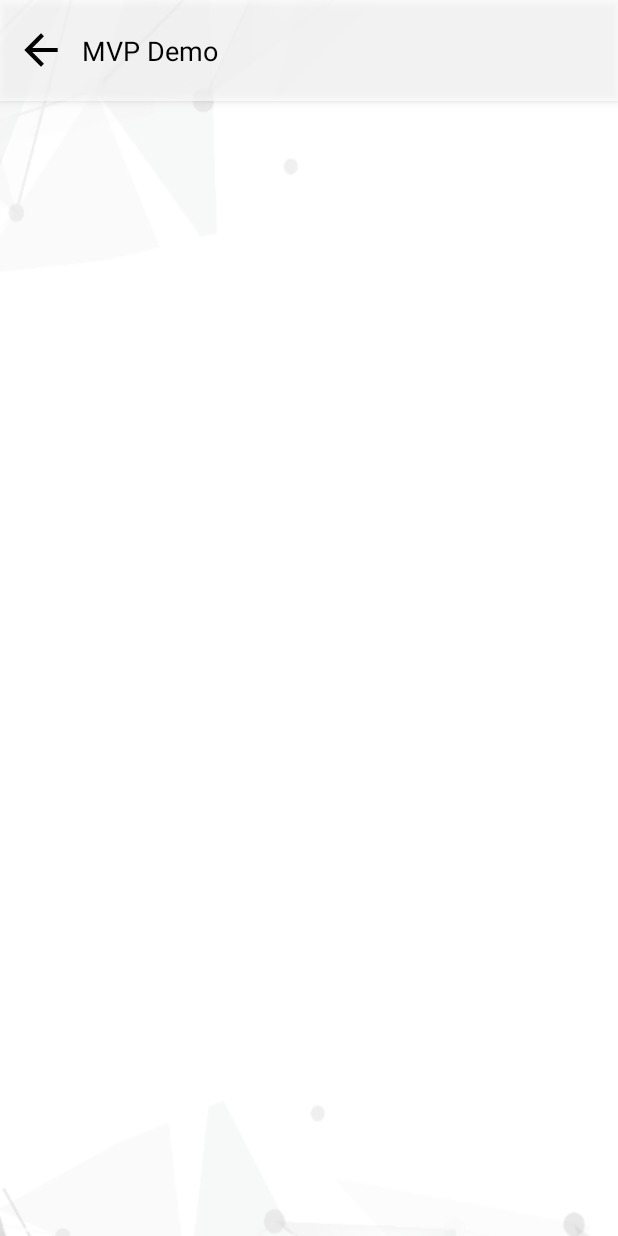
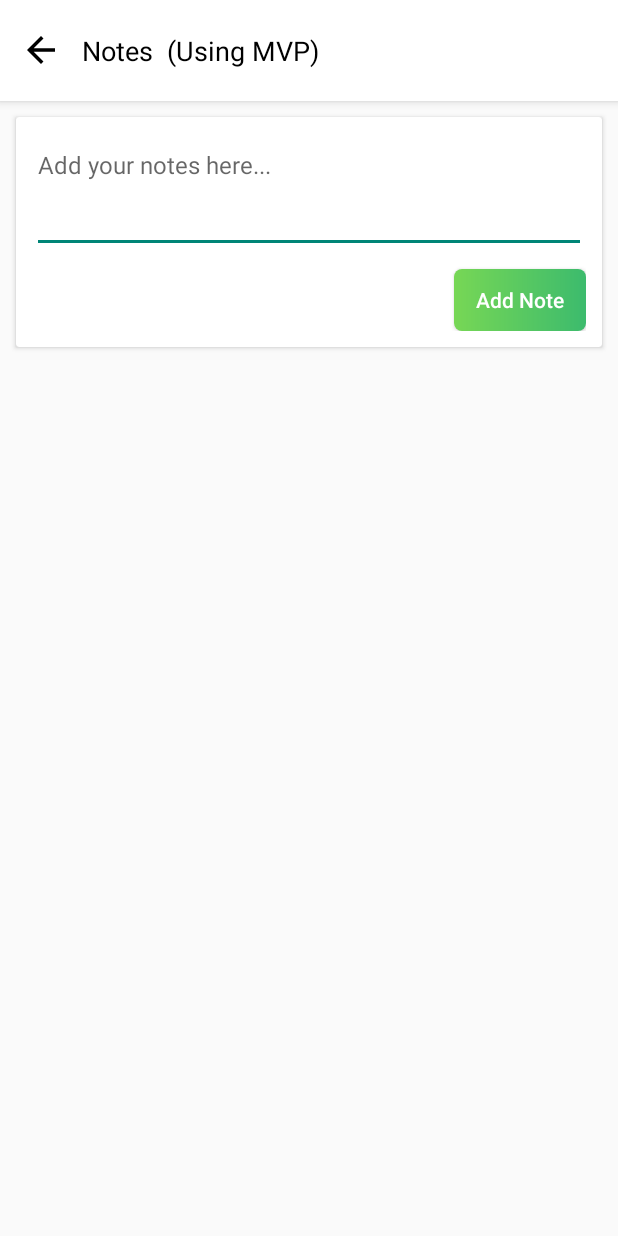
Before and after one commit to gajerarajnit/MVPDemo, an Android app: the MainActivity screen opened directly, with no data from a screen before it, on a phone screen of 412 x 824 dp. Run offline under Robolectric (Android 15) with nearby library versions, the light colour scheme and no system bars; our stand-ins replace sdp/ssp sizes.

Commit message:
Design and structure update.

```diff
--- a/app/src/main/AndroidManifest.xml
+++ b/app/src/main/AndroidManifest.xml
@@ -4,9 +4,9 @@
 
     <application
         android:allowBackup="true"
-        android:icon="@mipmap/ic_launcher"
+        android:icon="@mipmap/icon"
         android:label="@string/app_name"
-        android:roundIcon="@mipmap/ic_launcher_round"
+        android:roundIcon="@mipmap/icon"
         android:supportsRtl="true"
         android:theme="@style/AppThemeDemo">
 
--- /dev/null
+++ b/app/src/main/java/mvpdemo/rajnit/com/mvpblogdemo/presenter/MainPresenter.java
@@ -0,0 +1,23 @@
+package mvpdemo.rajnit.com.mvpblogdemo.presenter;
+
+import mvpdemo.rajnit.com.mvpblogdemo.view.activities.views.MainActivityView;
+
+/**
+ * Created by MVPBlogDemo on 05/06/18.
+ */
+
+public class MainPresenter extends AbstractPresenter {
+
+    private MainActivityView mView;
+
+    public MainPresenter(MainActivityView mView) {
+        this.mView = mView;
+    }
+
+
+    public void startLoginActivity() {
+        mView.showLoginActivity();
+    }
+
+
+}
--- a/app/src/main/java/mvpdemo/rajnit/com/mvpblogdemo/view/activities/MainActivity.java
+++ b/app/src/main/java/mvpdemo/rajnit/com/mvpblogdemo/view/activities/MainActivity.java
@@ -1,15 +1,76 @@
 package mvpdemo.rajnit.com.mvpblogdemo.view.activities;
 
-import android.support.v7.app.AppCompatActivity;
 import android.os.Bundle;
+import android.support.v7.widget.RecyclerView;
+import android.text.TextUtils;
+import android.view.View;
+import android.widget.Button;
+import android.widget.EditText;
+import android.widget.ImageView;
 
 import mvpdemo.rajnit.com.mvpblogdemo.R;
+import mvpdemo.rajnit.com.mvpblogdemo.presenter.MainPresenter;
+import mvpdemo.rajnit.com.mvpblogdemo.presenter.Presenter;
+import mvpdemo.rajnit.com.mvpblogdemo.view.activities.views.MainActivityView;
 
-public class MainActivity extends AppCompatActivity {
+public class MainActivity extends AbstractActivity implements MainActivityView {
+
+    ImageView imgBack;
+    Button btnAddNote;
+    EditText edtNote;
+    RecyclerView recyclerViewNote;
+
+    MainPresenter mPresenter = new MainPresenter(this);
 
     @Override
     protected void onCreate(Bundle savedInstanceState) {
         super.onCreate(savedInstanceState);
         setContentView(R.layout.activity_main);
+
+        imgBack = findViewById(R.id.imgBack);
+        btnAddNote = findViewById(R.id.btnAddNote);
+        edtNote = findViewById(R.id.edtNote);
+        recyclerViewNote = findViewById(R.id.recyclerViewNote);
+
+        initListener();
+
+    }
+
+    @Override
+    Presenter getPresenter() {
+        return mPresenter;
+    }
+
+    private void initListener() {
+        imgBack.setOnClickListener(new View.OnClickListener() {
+            @Override
+            public void onClick(View v) {
+                finish();
+            }
+        });
+
+        btnAddNote.setOnClickListener(new View.OnClickListener() {
+            @Override
+            public void onClick(View v) {
+
+                if(!TextUtils.isEmpty(edtNote.getText().toString())){
+
+                }else
+                {
+
+                }
+            }
+        });
+    }
+
+
+    @Override
+    public void showLoginActivity() {
+
+    }
+
+    @Override
+    public void finishActivity() {
+
     }
 }
--- /dev/null
+++ b/app/src/main/java/mvpdemo/rajnit/com/mvpblogdemo/view/activities/views/MainActivityView.java
@@ -0,0 +1,10 @@
+package mvpdemo.rajnit.com.mvpblogdemo.view.activities.views;
+
+/**
+ * Created by MVPBlogDemo on 05/06/18.
+ */
+
+public interface MainActivityView {
+    void showLoginActivity();
+    void finishActivity();
+}
--- a/app/src/main/res/layout/activity_login.xml
+++ b/app/src/main/res/layout/activity_login.xml
@@ -15,6 +15,7 @@
         android:layout_marginStart="16dp"
         android:layout_marginTop="64dp"
         app:cardCornerRadius="@dimen/_60sdp"
+        app:cardElevation="4dp"
         app:layout_constraintEnd_toEndOf="parent"
         app:layout_constraintStart_toStartOf="parent"
         app:layout_constraintTop_toTopOf="parent">
@@ -38,6 +39,7 @@
         android:layout_marginTop="24dp"
         android:visibility="visible"
         app:contentPadding="@dimen/_8sdp"
+        app:cardElevation="4dp"
         app:cardBackgroundColor="@color/white"
         app:layout_constraintEnd_toEndOf="parent"
         app:layout_constraintStart_toStartOf="parent"
--- a/app/src/main/res/layout/activity_main.xml
+++ b/app/src/main/res/layout/activity_main.xml
@@ -1,47 +1,88 @@
 <?xml version="1.0" encoding="utf-8"?>
-<android.support.constraint.ConstraintLayout xmlns:android="http://schemas.android.com/apk/res/android"
+<RelativeLayout xmlns:android="http://schemas.android.com/apk/res/android"
     xmlns:app="http://schemas.android.com/apk/res-auto"
     xmlns:tools="http://schemas.android.com/tools"
     android:layout_width="match_parent"
     android:layout_height="match_parent"
+    android:background="#fafafa"
     tools:context="mvpdemo.rajnit.com.mvpblogdemo.view.activities.MainActivity">
 
     <LinearLayout
+        android:id="@+id/llHeader"
         android:layout_width="match_parent"
         android:layout_height="@dimen/_52sdp"
+        android:background="@color/white"
         android:elevation="4dp"
-        android:orientation="horizontal"
         android:gravity="center_vertical"
-        android:background="@color/white_trans">
+        android:orientation="horizontal">
 
         <ImageView
             android:id="@+id/imgBack"
             android:layout_width="@dimen/_42sdp"
             android:layout_height="@dimen/_42sdp"
-            android:src="@drawable/ic_arrow_back_black_24dp"
-            android:padding="@dimen/_8sdp"/>
+            android:padding="@dimen/_10sdp"
+            android:src="@drawable/ic_arrow_back_black_24dp" />
 
         <TextView
             android:id="@+id/tvTitle"
             android:layout_width="0dp"
             android:layout_height="wrap_content"
+            android:layout_marginRight="@dimen/_8sdp"
             android:layout_weight="1"
-            android:text="MVP Demo"
+            android:fontFamily="sans-serif"
+            android:text="Notes  (Using MVP)"
             android:textColor="@android:color/black"
-            android:textSize="@dimen/_14sdp"
-            android:fontFamily="sans-serif"
-            android:layout_marginRight="@dimen/_8sdp"/>
-
-        <Button
-            android:id="@+id/btnLogout"
-            android:layout_width="wrap_content"
-            android:layout_height="@dimen/_28sdp"
-            android:text="Logout"
-            android:textColor="@color/blue_start"
-            android:background="@drawable/blue_border"
-            android:layout_marginRight="@dimen/_8sdp"
-            android:visibility="gone"/>
+            android:textSize="@dimen/_14sdp" />
 
     </LinearLayout>
 
-</android.support.constraint.ConstraintLayout>
+    <android.support.v7.widget.CardView
+        android:id="@+id/cardAddNote"
+        android:layout_width="match_parent"
+        android:layout_height="wrap_content"
+        android:layout_below="@+id/llHeader"
+        android:layout_margin="@dimen/_8sdp"
+        app:cardElevation="2dp">
+
+        <LinearLayout
+            android:layout_width="match_parent"
+            android:layout_height="wrap_content"
+            android:layout_margin="@dimen/_8sdp"
+            android:orientation="vertical">
+
+            <EditText
+                android:id="@+id/edtNote"
+                android:layout_width="match_parent"
+                android:layout_height="wrap_content"
+                android:fontFamily="sans-serif"
+                android:gravity="start"
+                android:hint="Add your notes here..."
+                android:maxLines="5"
+                android:minLines="3"
+                android:textColor="@color/black"
+                android:textSize="16sp" />
+
+            <Button
+                android:id="@+id/btnAddNote"
+                android:layout_width="wrap_content"
+                android:layout_height="@dimen/_32sdp"
+                android:layout_gravity="right"
+                android:layout_marginTop="@dimen/_8sdp"
+                android:background="@drawable/green_gradient"
+                android:text="Add Note"
+                android:textAllCaps="false"
+                android:theme="@style/PrimaryButton" />
+
+        </LinearLayout>
+
+    </android.support.v7.widget.CardView>
+
+    <android.support.v7.widget.RecyclerView
+        android:id="@+id/recyclerViewNote"
+        android:layout_width="match_parent"
+        android:layout_height="match_parent"
+        android:layout_below="@+id/cardAddNote"
+        android:layout_margin="@dimen/_4sdp"
+        tools:listitem="@layout/notes" />
+
+</RelativeLayout>
--- a/app/src/main/res/values/colors.xml
+++ b/app/src/main/res/values/colors.xml
@@ -23,6 +23,8 @@
 
     <color name="green_start">#77d755</color>
     <color name="green_end">#3cbb6d</color>
+    <color name="black">#000000</color>
+    <color name="black2">#80000000</color>
 
 
 </resources>
--- a/app/src/main/res/values/styles.xml
+++ b/app/src/main/res/values/styles.xml
@@ -28,7 +28,7 @@
 
     <style name="MainTheme" parent="AppThemeNoActionBar">
         <item name="android:windowLightStatusBar" tools:targetApi="m">true</item>
-        <item name="android:windowBackground">@mipmap/splash_empty</item>
+        <item name="android:windowBackground">@color/white</item>
     </style>
 
     <style name="PrimaryButton" parent="Theme.AppCompat">
```
Also changed, not shown: app/src/main/java/mvpdemo/rajnit/com/mvpblogdemo/data/models/Note.java (added, +33 -0 lines), app/src/main/res/drawable/ic_close.xml (added, +9 -0 lines), app/src/main/res/layout/notes.xml (added, +68 -0 lines), 1 other file.
